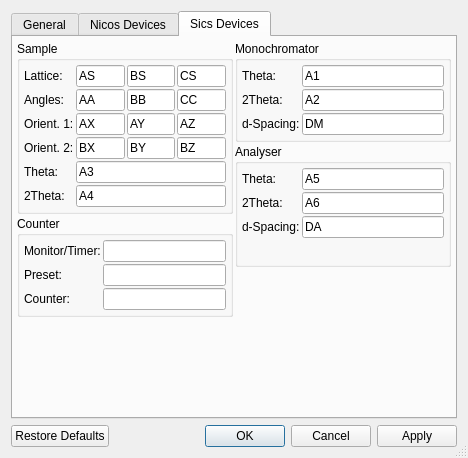
t-weber/takin, file ui/settings.ui: the form before one commit.
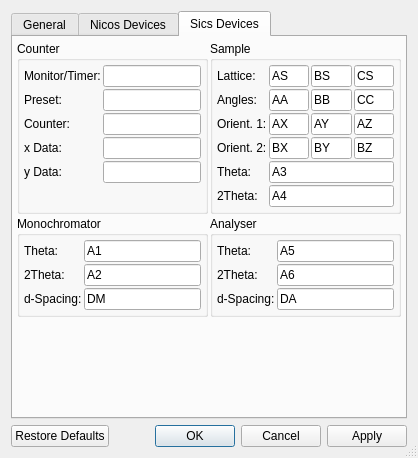
The form after the commit. The open tabs and pages were chosen to show the change.

Diff of the .ui file:
```diff
--- a/ui/settings.ui
+++ b/ui/settings.ui
@@ -6,7 +6,7 @@
    <rect>
     <x>0</x>
     <y>0</y>
-    <width>468</width>
+    <width>418</width>
     <height>458</height>
    </rect>
   </property>
@@ -828,7 +828,7 @@
        <property name="spacing">
         <number>2</number>
        </property>
-       <item row="0" column="0" rowspan="2">
+       <item row="0" column="1" rowspan="3">
         <widget class="QGroupBox" name="groupBox_10">
          <property name="sizePolicy">
           <sizepolicy hsizetype="Preferred" vsizetype="Preferred">
@@ -989,7 +989,7 @@
          </layout>
         </widget>
        </item>
-       <item row="0" column="1">
+       <item row="4" column="0">
         <widget class="QGroupBox" name="groupBox_11">
          <property name="sizePolicy">
           <sizepolicy hsizetype="Preferred" vsizetype="Preferred">
@@ -1055,10 +1055,10 @@
          </layout>
         </widget>
        </item>
-       <item row="1" column="1" rowspan="2">
+       <item row="4" column="1">
         <widget class="QGroupBox" name="groupBox_12">
          <property name="sizePolicy">
-          <sizepolicy hsizetype="Preferred" vsizetype="Preferred">
+          <sizepolicy hsizetype="Preferred" vsizetype="Fixed">
            <horstretch>1</horstretch>
            <verstretch>0</verstretch>
           </sizepolicy>
@@ -1121,7 +1121,7 @@
          </layout>
         </widget>
        </item>
-       <item row="2" column="0" rowspan="2">
+       <item row="0" column="0" rowspan="3">
         <widget class="QGroupBox" name="groupBox_13">
          <property name="sizePolicy">
           <sizepolicy hsizetype="Preferred" vsizetype="Preferred">
@@ -1184,10 +1184,30 @@
             </property>
            </widget>
           </item>
+          <item row="3" column="1">
+           <widget class="QLineEdit" name="edit6_xDat"/>
+          </item>
+          <item row="4" column="1">
+           <widget class="QLineEdit" name="edit6_yDat"/>
+          </item>
+          <item row="3" column="0">
+           <widget class="QLabel" name="label_43">
+            <property name="text">
+             <string>x Data:</string>
+            </property>
+           </widget>
+          </item>
+          <item row="4" column="0">
+           <widget class="QLabel" name="label_44">
+            <property name="text">
+             <string>y Data:</string>
+            </property>
+           </widget>
+          </item>
          </layout>
         </widget>
        </item>
-       <item row="3" column="1" rowspan="2">
+       <item row="5" column="0" colspan="2">
         <spacer name="verticalSpacer_2">
          <property name="orientation">
           <enum>Qt::Vertical</enum>
@@ -1200,19 +1220,6 @@
          </property>
         </spacer>
        </item>
-       <item row="4" column="0">
-        <spacer name="verticalSpacer_3">
-         <property name="orientation">
-          <enum>Qt::Vertical</enum>
-         </property>
-         <property name="sizeHint" stdset="0">
-          <size>
-           <width>20</width>
-           <height>23</height>
-          </size>
-         </property>
-        </spacer>
-       </item>
       </layout>
      </widget>
     </widget>
```
Left out of the diff: 51 changed lines with no effect on the pictures.
